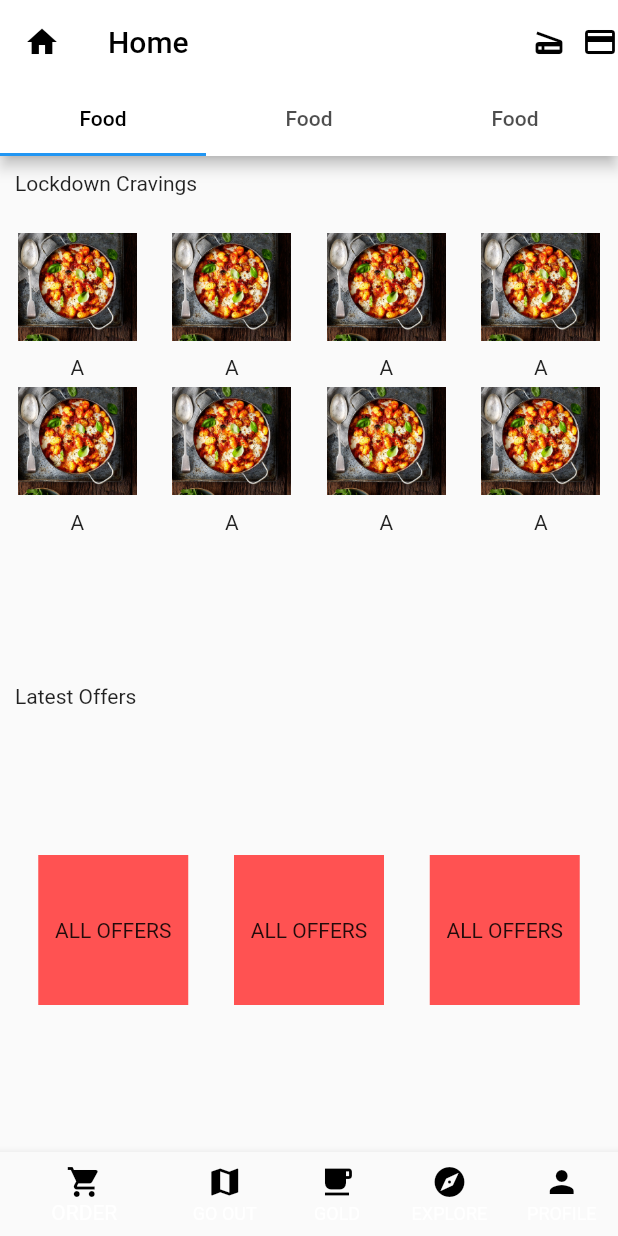
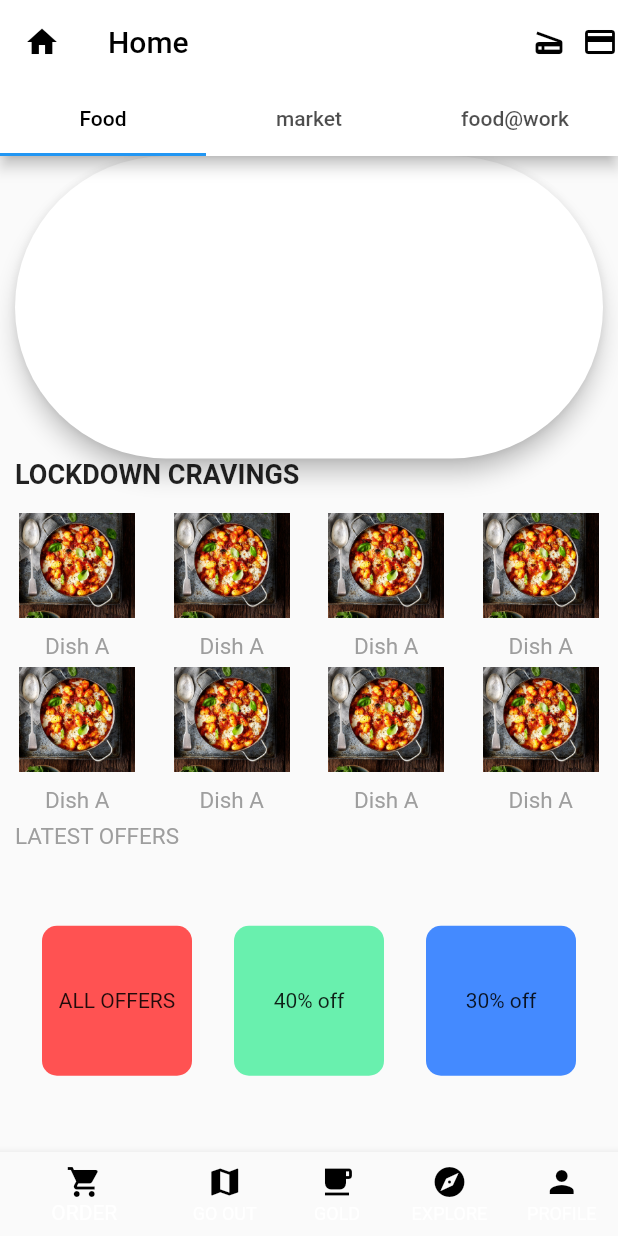
Before and after one commit to aditya803/zomato_app, a Flutter app: the screen it shows after launch, on a phone screen of 412 x 824 dp. Run offline on Flutter 3.47's test engine with Material 2 defaults, Android fonts, the phone set to English and light mode, and no system bars; missing offline and left inert: flappy_search_bar.

Commit message:
update 2

```diff
--- a/lib/HomePageView.dart
+++ b/lib/HomePageView.dart
@@ -1,3 +1,4 @@
+import 'package:flappy_search_bar/flappy_search_bar.dart';
 import 'package:flutter/material.dart';
 import 'package:zomatoapp/ItemView.dart';
 import 'package:zomatoapp/OfferRow.dart';
@@ -8,11 +9,15 @@ class HomePageView extends StatelessWidget {
     return Container(
       child: Column(
         children: <Widget>[
+          Expanded( child: Padding(
+          padding: const EdgeInsets.symmetric(horizontal: 10),
+            child: SearchBar(onSearch: null, onItemFound: null),
+          )),
           Align(
             alignment: Alignment.centerLeft,
             child: Padding(
-              padding: EdgeInsets.symmetric(vertical: 10,horizontal: 10),
-              child: Text('Lockdown Cravings'),
+              padding: EdgeInsets.symmetric(vertical: 0,horizontal: 10),
+              child: Text('LOCKDOWN CRAVINGS',style: TextStyle(fontWeight: FontWeight.bold,fontSize: 18),),
             ),
           ),
           SizedBox(height: 10),
@@ -22,7 +27,7 @@ class HomePageView extends StatelessWidget {
             alignment: Alignment.centerLeft,
             child: Padding(
               padding: EdgeInsets.fromLTRB(10,0,10,0),
-              child: Text('Latest Offers'),
+              child: Text('LATEST OFFERS',style: TextStyle(color: Colors.grey,fontSize: 15),),
             ),
           ),
           Expanded(child: OfferRow())
--- a/lib/ItemView.dart
+++ b/lib/ItemView.dart
@@ -8,35 +8,35 @@ class ItemView extends StatefulWidget {
 class _ItemViewState extends State<ItemView> {
   var itemList= [
     {
-      "name": "A",
+      "name": "Dish A",
       "image":"assets/1.jpg" ,
     },
     {
-      "name": "A",
+      "name": "Dish A",
       "image":"assets/1.jpg" ,
     },
     {
-      "name": "A",
+      "name": "Dish A",
       "image":"assets/1.jpg" ,
     },
     {
-      "name": "A",
+      "name": "Dish A",
       "image":"assets/1.jpg" ,
     },
     {
-      "name": "A",
+      "name": "Dish A",
       "image":"assets/1.jpg" ,
     },
     {
-      "name": "A",
+      "name": "Dish A",
       "image":"assets/1.jpg" ,
     },
     {
-      "name": "A",
+      "name": "Dish A",
       "image":"assets/1.jpg" ,
     },
     {
-      "name": "A",
+      "name": "Dish A",
       "image":"assets/1.jpg" ,
     },
   ];
@@ -68,12 +68,16 @@ class SingleProd extends StatelessWidget {
 
   @override
   Widget build(BuildContext context) {
-    return Column(
-      children: <Widget>[
-        Expanded(child: Image.asset(prod_image,fit: BoxFit.cover)),
-        SizedBox(height: 10),
-        Text(prod_name),
-      ],
+    return Container(
+      height: 200,
+      width: 100,
+      child: Column(
+        children: <Widget>[
+          Expanded(child: Image.asset(prod_image,fit: BoxFit.cover)),
+          SizedBox(height: 10),
+          Text(prod_name,style: TextStyle(color: Colors.grey,fontSize: 15)),
+        ],
+      ),
     );
   }
 }
--- a/lib/OfferRow.dart
+++ b/lib/OfferRow.dart
@@ -5,28 +5,30 @@ class OfferRow extends StatelessWidget {
   Widget build(BuildContext context) {
     return Row(
       mainAxisAlignment: MainAxisAlignment.spaceEvenly,
+      mainAxisSize: MainAxisSize.max,
       children: <Widget>[
         offerTile(Colors.redAccent, 'ALL OFFERS'),
-        offerTile(Colors.redAccent, 'ALL OFFERS'),
-        offerTile(Colors.redAccent, 'ALL OFFERS'),
+        offerTile(Colors.greenAccent, '40% off'),
+        offerTile(Colors.blueAccent, '30% off'),
       ],
     );
   }
 }
 
 Widget offerTile(Color color, String heading){
-  return Padding(
-      padding: EdgeInsets.all(5),
-      child: Container(
+  return Container(
         height: 100,
         width: 100,
-        color: color,
+        padding: EdgeInsets.all(5),
+        decoration: BoxDecoration(
+          borderRadius: BorderRadius.circular(10.0),
+          color: color,
+        ),
         child: InkWell(
           onTap: (){},
            child: Center(
                child: Text(heading),
            ),
         ),
-      )
-    );
+      );
 }
--- a/lib/main.dart
+++ b/lib/main.dart
@@ -39,7 +39,7 @@ class _HomePageState extends State<HomePage> with SingleTickerProviderStateMixin
         backgroundColor: Colors.white,
         title: Text('Home',
           style: TextStyle(
-            color: Colors.black
+              color: Colors.black
           ),
         ),
         leading: Icon(
@@ -48,7 +48,7 @@ class _HomePageState extends State<HomePage> with SingleTickerProviderStateMixin
         ),
         actions: <Widget>[
           Icon(
-              Icons.scanner,
+            Icons.scanner,
             color: Colors.black,
           ),
           SizedBox(width: 10),
@@ -62,8 +62,8 @@ class _HomePageState extends State<HomePage> with SingleTickerProviderStateMixin
             controller: controller,
             tabs: <Widget>[
               Tab(text: 'Food'),
-              Tab(text: 'Food'),
-              Tab(text: 'Food'),
+              Tab(text: 'market'),
+              Tab(text: 'food@work'),
             ]),
       ),
       bottomNavigationBar: BottomNavigationBar(
@@ -118,3 +118,26 @@ class _HomePageState extends State<HomePage> with SingleTickerProviderStateMixin
     );
   }
 }
+
+/*
+Text('Home',
+          style: TextStyle(
+            color: Colors.black
+          ),
+        ),
+        leading: Icon(
+          Icons.home,
+          color: Colors.black,
+        ),
+        actions: <Widget>[
+          Icon(
+              Icons.scanner,
+            color: Colors.black,
+          ),
+          SizedBox(width: 10),
+          Icon(
+            Icons.credit_card,
+            color: Colors.black,
+          ),
+        ],
+ */
--- a/pubspec.yaml
+++ b/pubspec.yaml
@@ -23,6 +23,7 @@ environment:
 dependencies:
   flutter:
     sdk: flutter
+  flappy_search_bar: 1.4.1
 
 
   # The following adds the Cupertino Icons font to your application.
```
Also changed, not shown: pubspec.lock.
